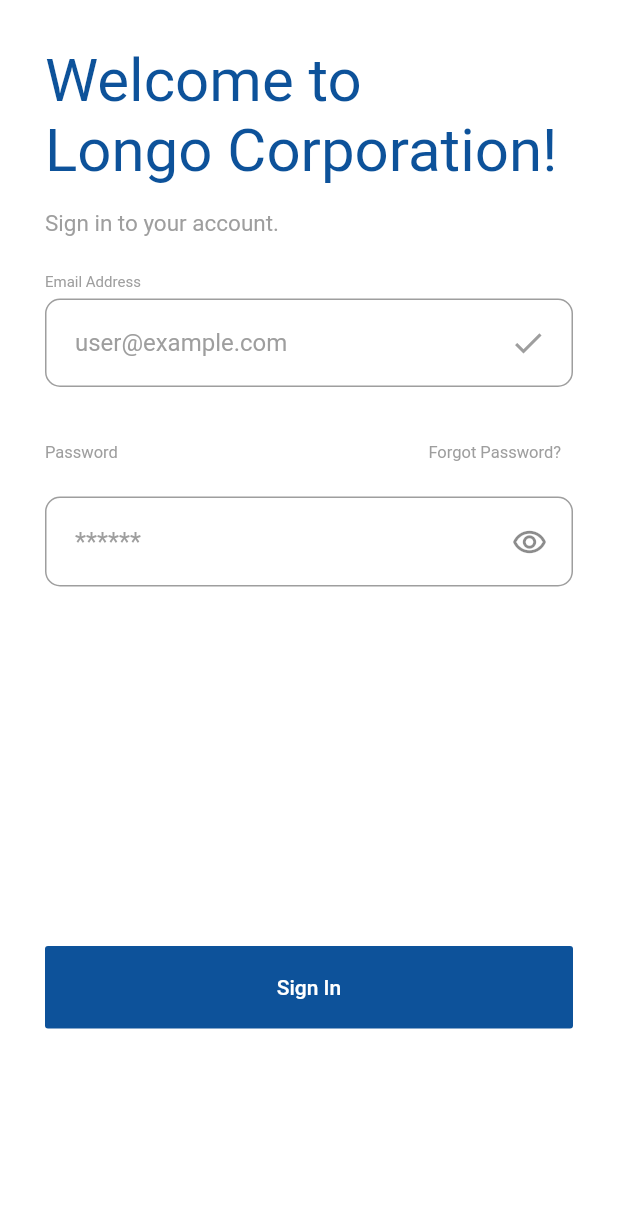
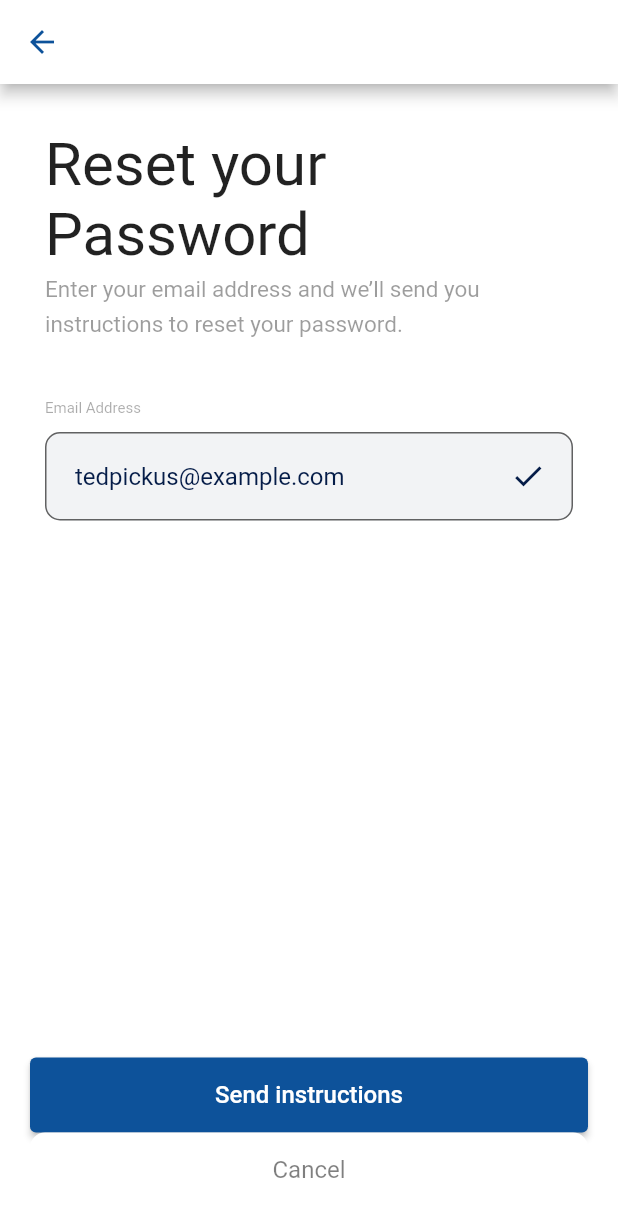
Before and after one commit to teerathk/Longo, a Flutter app: the screen it shows after launch, after a tap on "Forgot Password?", on a phone screen of 412 x 824 dp. Shown: the top 1217 px of the screen. Run offline on Flutter 3.47's test engine with Material 2 defaults, Android fonts, the phone set to English and light mode, and no system bars; our stand-ins replace google_fonts.

Commit message:
forgot page
forgot page

```diff
--- /dev/null
+++ b/lib/pages/forgot.dart
@@ -0,0 +1,163 @@
+import 'package:flutter/material.dart';
+
+class forgotPage extends StatelessWidget {
+  const forgotPage({Key? key}) : super(key: key);
+
+  @override
+  Widget build(BuildContext context) {
+
+    double screenWidth = MediaQuery.of(context).size.width;
+    double screenHeight = MediaQuery.of(context).size.height;
+
+    return Material(
+      child: Scaffold(
+        backgroundColor: const Color(0xffffffff),
+        resizeToAvoidBottomInset : false,
+        appBar: AppBar(
+          backgroundColor: const Color(0xffffffff),
+          leading: IconButton(
+            icon: Icon(Icons.arrow_back, color: const Color(0xff0D529A)),
+            onPressed: () => Navigator.pushReplacementNamed(context,'/login'),
+          ),
+        ),
+        bottomNavigationBar: BottomAppBar(
+          color: Colors.transparent,
+          child: Stack(
+            children: [
+              Container(
+                width: screenWidth,
+                margin: EdgeInsets.fromLTRB(20, 10, 20, 00),
+                child: Padding(
+                  padding: const EdgeInsets.fromLTRB(0, 0, 0, 0),
+                  child: ElevatedButton(
+                    style: ElevatedButton.styleFrom(
+                      primary: Color(0xff0D529A),
+                      minimumSize: const Size.fromHeight(50), // NEW
+                    ),
+                    onPressed: () {},
+                    child: const Text(
+                      'Send instructions',
+                      style: TextStyle(fontSize: 16),
+                    ),
+                  ),
+                ),
+              ),
+              Container(
+                width: screenWidth,
+                margin: EdgeInsets.fromLTRB(20, 60, 20, 0),
+                child: TextButton(
+                  style: TextButton.styleFrom(
+                    primary: const Color(0x80000000),
+                    padding: const EdgeInsets.fromLTRB(0, 15, 0, 35),
+                    backgroundColor: const Color(0xffffffff),
+                    textStyle: const TextStyle(fontSize: 16),
+                    shape: const RoundedRectangleBorder(borderRadius: BorderRadius.all(Radius.circular(10))),
+                  ),
+                  onPressed: () {},
+                  child: const Text("Cancel"),
+                ),
+              ),
+            ],
+          ),
+          elevation: 0,
+        ),
+        body: SingleChildScrollView(
+          child: Padding(
+            padding: EdgeInsets.all(30),
+            child: SizedBox(
+                height: screenHeight/1.2,
+                child: Column(
+                  children: [
+                    Expanded(
+                        flex: 14,
+                        child: Container(
+                          width: screenWidth,
+                          child: Column(
+                            crossAxisAlignment: CrossAxisAlignment.start,
+                            children: [
+                              const Text(
+                                "Reset your \nPassword",
+                                style: TextStyle(
+                                  fontSize: 40,
+                                ),
+                                textAlign: TextAlign.left,
+
+                              ),
+                              const Padding(
+                                padding: EdgeInsets.only(bottom: 20), //apply padding to all four sides
+                                child: Text(
+                                  "Enter your email address and we’ll send you instructions to reset your password.",
+                                  style: TextStyle(
+                                    fontSize: 15,
+                                    height: 1.5,
+                                    color: Color(0x70202020),
+                                  ),
+                                  textAlign: TextAlign.left,
+                                ),
+
+                              ),
+                              Container(
+                                height: 20,
+                              ),
+                              const Padding(
+                                padding: EdgeInsets.only(bottom: 10), //apply padding to all four sides
+                                child: Text(
+                                  "Email Address",
+                                  style: TextStyle(
+                                    fontSize: 10,
+                                    height: 0,
+                                    color: Color(0x60202020),
+                                  ),
+                                  textAlign: TextAlign.left,
+                                ),
+
+                              ),
+                              TextFormField(
+                                // focusNode: f1,
+                                // controller: txtEmail,
+                                style: TextStyle(
+                                  color: Color(0xff0D529A),
+                                ),
+                                decoration: const InputDecoration(
+                                  contentPadding: EdgeInsets.all(20),
+                                  labelStyle: TextStyle(
+                                    color: Color(0xff051C48),
+                                    fontSize: 11,
+                                    fontFamily: 'AvenirLight',
+
+                                  ),
+                                  border: OutlineInputBorder(
+                                    borderRadius: BorderRadius.all(Radius.circular(10.0)),
+                                  ),
+                                  filled: true,
+                                  fillColor: Color(0xffF2F3F5),
+                                  floatingLabelBehavior:FloatingLabelBehavior.always,
+                                  labelText: "",
+                                  hintText: "tedpickus@example.com",
+                                  hintStyle: TextStyle(fontSize: 16.0, color: Color(0xff051C48)),
+                                  suffixIcon: Padding(
+                                    padding: const EdgeInsetsDirectional.only(end: 12.0),
+                                    child: Icon(Icons.check, color: Color(0xff051C48),), // myIcon is a 48px-wide widget.
+                                  ),
+                                ),
+                              ),
+                              Container(
+                                height: 20,
+                              ),
+                            ],
+                          ),
+                        )
+                    ),
+                  ],
+                )
+            ),
+
+          ),
+
+        ),
+
+
+      ),
+    );
+  }
+}
--- a/lib/pages/login.dart
+++ b/lib/pages/login.dart
@@ -1,4 +1,8 @@
+import 'dart:ui';
+
 import 'package:flutter/material.dart';
+import 'package:google_fonts/google_fonts.dart';
+import 'package:longo/pages/forgot.dart';
 
 class loginPage extends StatelessWidget {
   const loginPage({Key? key}) : super(key: key);
@@ -41,7 +45,7 @@ class loginPage extends StatelessWidget {
                 ),
               ),
               const Padding(
-            padding: EdgeInsets.only(bottom: 5), //apply padding to all four sides
+                padding: EdgeInsets.only(bottom: 15), //apply padding to all four sides
                 child: Text(
                   "Email Address",
                   style: TextStyle(
@@ -59,7 +63,6 @@ class loginPage extends StatelessWidget {
                 ),
                 decoration: const InputDecoration(
                   hintText: "user@example.com",
-
                   hintStyle: TextStyle(
                     fontSize: 16,
                     color: Colors.grey,
@@ -72,7 +75,8 @@ class loginPage extends StatelessWidget {
                   border: OutlineInputBorder(
                     borderRadius: BorderRadius.all(Radius.circular(10.0)),
                   ),
-              fillColor: Colors.grey,
+                  filled: true,
+                  fillColor: Color(0xffF2F3F5),
                   floatingLabelBehavior:FloatingLabelBehavior.always,
                   labelText: "",
                   suffixIcon: Padding(
@@ -110,7 +114,11 @@ class loginPage extends StatelessWidget {
                               color: Colors.red
                           ),
                         ),
-                    onPressed: (){ },
+                        onPressed: (){
+                          Navigator .push(
+                              context, MaterialPageRoute(
+                              builder: (context) => forgotPage()
+                          )); },
                         child: const Text('Forgot Password?'),
                       ),
                     ),
@@ -120,6 +128,8 @@ class loginPage extends StatelessWidget {
                 obscureText: true,
                 decoration: InputDecoration(
                   hintText: "******",
+                  filled: true,
+                  fillColor: Color(0xffF2F3F5),
                   hintStyle: const TextStyle(
                       fontSize: 17.0,
                       color: Colors.grey
@@ -136,7 +146,8 @@ class loginPage extends StatelessWidget {
                     padding: const EdgeInsetsDirectional.only(end: 5.0),
                     child: IconButton(
                         icon: Icon(
-                          Icons.remove_red_eye_outlined),
+                            Icons.remove_red_eye_outlined,
+                        color: Colors.grey,),
                         onPressed: () {
 
                         }),
@@ -157,16 +168,19 @@ class loginPage extends StatelessWidget {
                   width: screenWidth,
                   color: Colors.white,
                   //width: MediaQuery.of(context).size.width * 0.5, // Will take 50% of screen space
-              child: FlatButton(
-                padding: const EdgeInsets.fromLTRB(0, 15, 0, 15),
-                minWidth: screenWidth/0.5,
-                height: 55,
-                child: const Text("Sign In"),
-                color: Color(0xff0D529A),
-                textColor: const Color(0xffffffff),
-                onPressed: () { },
+                  child: ElevatedButton(
+                    style: ElevatedButton.styleFrom(
+                      primary: Color(0xff0D529A),
+                      minimumSize: const Size.fromHeight(50), // NEW
+                    ),
+                    onPressed: () {},
+                    child: const Text(
+                      'Sign In',
+                      style: TextStyle(fontSize: 16),
                     ),
                   ),
+                ),
+
               ),
             ],
           ),
```
Lines whose indentation alone changed are shown as unchanged.
